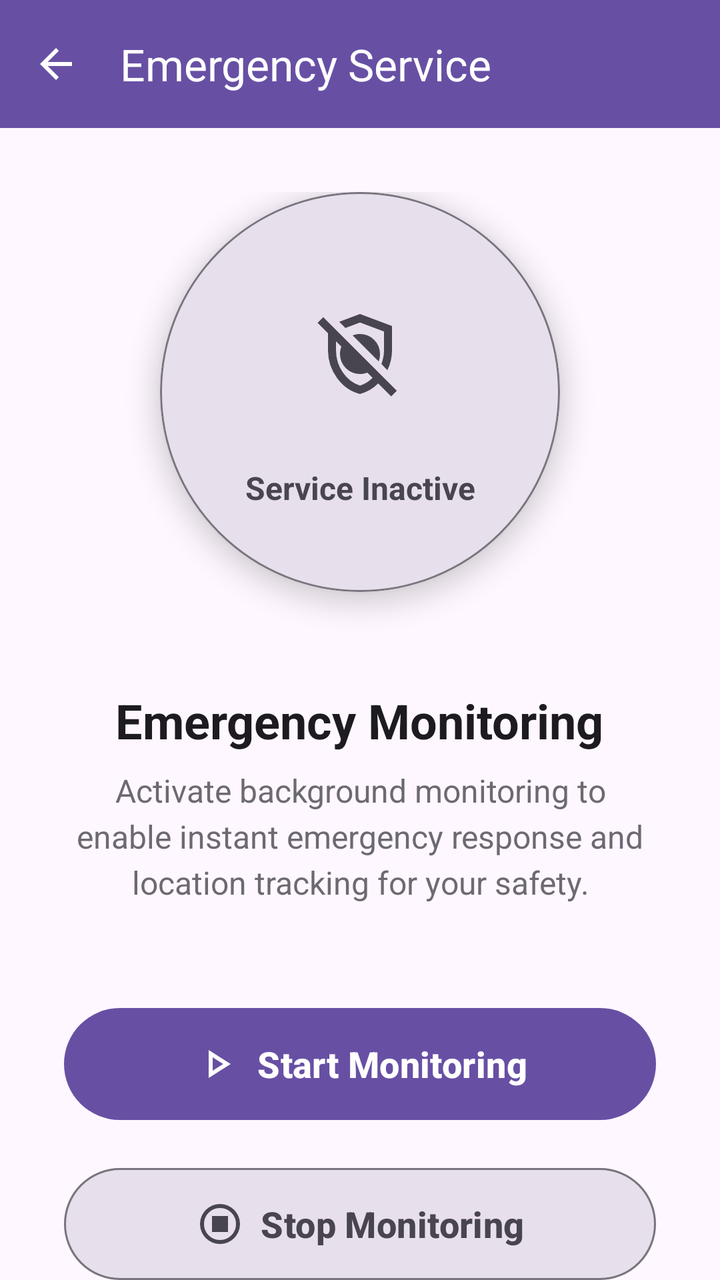
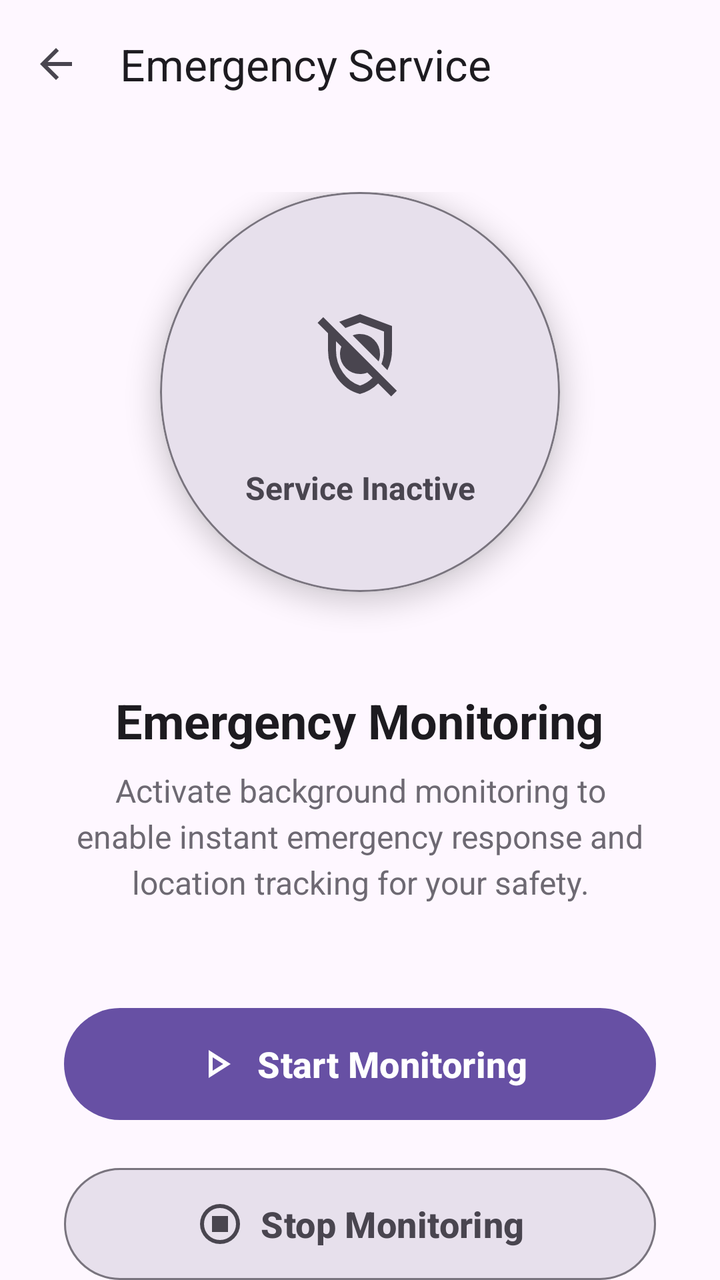

Screens rendered from an Android XML layout before and after an edit, with the pre-edit source and the edit as a unified diff.
<!-- AndroidManifest.xml: application theme Theme.SOS -->
<!-- res/layout/activity_main.xml -->
<?xml version="1.0" encoding="utf-8"?>
<androidx.constraintlayout.widget.ConstraintLayout
    xmlns:android="http://schemas.android.com/apk/res/android"
    xmlns:app="http://schemas.android.com/apk/res-auto"
    xmlns:tools="http://schemas.android.com/tools"
    android:layout_width="match_parent"
    android:layout_height="match_parent"
    android:background="?attr/colorSurface"
    tools:context=".MainActivity">

    
    <com.google.android.material.appbar.AppBarLayout
        android:id="@+id/appBarLayout"
        android:layout_width="match_parent"
        android:layout_height="wrap_content"
        android:elevation="4dp"
        app:elevation="4dp"
        app:layout_constraintEnd_toEndOf="parent"
        app:layout_constraintStart_toStartOf="parent"
        app:layout_constraintTop_toTopOf="parent">

        <com.google.android.material.appbar.MaterialToolbar
            android:id="@+id/topAppBar"
            android:layout_width="match_parent"
            android:layout_height="?attr/actionBarSize"
            android:background="?attr/colorPrimary"
            app:navigationIcon="@drawable/arrow_back"
            app:navigationIconTint="?attr/colorOnPrimary"
            app:title="Emergency Service"
            app:titleTextColor="?attr/colorOnPrimary" />

    </com.google.android.material.appbar.AppBarLayout>

    <androidx.core.widget.NestedScrollView
        android:layout_width="match_parent"
        android:layout_height="0dp"
        app:layout_constraintTop_toBottomOf="@+id/appBarLayout"
        app:layout_constraintStart_toStartOf="parent"
        app:layout_constraintEnd_toEndOf="parent"
        app:layout_constraintBottom_toBottomOf="parent">

        
        <LinearLayout
            android:layout_width="match_parent"
            android:layout_height="wrap_content"
            android:orientation="vertical"
            android:gravity="center"
            android:padding="32dp"
            app:layout_behavior="@string/appbar_scrolling_view_behavior">

            
            <com.google.android.material.card.MaterialCardView
                android:id="@+id/statusCard"
                android:layout_width="200dp"
                android:layout_height="200dp"
                android:layout_marginBottom="48dp"
                app:cardCornerRadius="100dp"
                app:cardElevation="8dp"
                app:cardBackgroundColor="?attr/colorSurfaceVariant"
                app:strokeColor="?attr/colorOutline">

                <LinearLayout
                    android:layout_width="match_parent"
                    android:layout_height="match_parent"
                    android:orientation="vertical"
                    android:gravity="center">

                    <ImageView
                        android:id="@+id/statusIcon"
                        android:layout_width="80dp"
                        android:layout_height="80dp"
                        android:src="@drawable/safety_check_off"
                        android:layout_marginBottom="16dp"
                        android:padding="16dp"
                        app:tint="?attr/colorOnSurfaceVariant" />

                    <TextView
                        android:id="@+id/statusText"
                        android:layout_width="wrap_content"
                        android:layout_height="wrap_content"
                        android:text="Service Inactive"
                        android:textSize="16sp"
                        android:textStyle="bold"
                        android:textColor="?attr/colorOnSurfaceVariant"
                        android:textAlignment="center" />

                </LinearLayout>

            </com.google.android.material.card.MaterialCardView>

            
            <LinearLayout
                android:layout_width="match_parent"
                android:layout_height="wrap_content"
                android:orientation="vertical"
                android:layout_marginBottom="48dp"
                android:gravity="center">

                <TextView
                    android:layout_width="wrap_content"
                    android:layout_height="wrap_content"
                    android:text="Emergency Monitoring"
                    android:textSize="24sp"
                    android:textStyle="bold"
                    android:textColor="?attr/colorOnSurface"
                    android:layout_marginBottom="8dp"
                    android:textAlignment="center" />

                <TextView
                    android:layout_width="match_parent"
                    android:layout_height="wrap_content"
                    android:text="Activate background monitoring to enable instant emergency response and location tracking for your safety."
                    android:textSize="16sp"
                    android:textColor="?attr/colorOnSurfaceVariant"
                    android:textAlignment="center"
                    android:lineSpacingExtra="4dp"
                    android:alpha="0.8" />

            </LinearLayout>

            
            <LinearLayout
                android:layout_width="match_parent"
                android:layout_height="wrap_content"
                android:orientation="vertical"
                android:gravity="center">

                
                <com.google.android.material.button.MaterialButton
                    android:id="@+id/start"
                    android:enabled="true"
                    android:layout_width="match_parent"
                    android:layout_height="64dp"
                    android:layout_marginBottom="16dp"
                    android:onClick="startServiceV"
                    android:text="Start Monitoring"
                    android:textSize="18sp"
                    android:textStyle="bold"
                    app:cornerRadius="32dp"
                    app:elevation="4dp"
                    app:icon="@drawable/play_arrow"
                    app:iconGravity="textStart"
                    app:iconSize="24dp"
                    android:textColor="?attr/colorOnPrimary"
                    app:backgroundTint="?attr/colorPrimary"
                    app:iconTint="?attr/colorOnPrimary"/>

                
                <com.google.android.material.button.MaterialButton
                    android:enabled="false"
                    android:id="@+id/stop"
                    android:layout_width="match_parent"
                    android:layout_height="64dp"
                    android:layout_marginBottom="32dp"
                    android:onClick="stopServiceV"
                    android:text="Stop Monitoring"
                    android:textSize="18sp"
                    android:textStyle="bold"
                    app:cornerRadius="32dp"
                    app:elevation="2dp"
                    app:icon="@drawable/stop_circle"
                    app:iconGravity="textStart"
                    app:iconSize="24dp"
                    android:textColor="?attr/colorOnSurfaceVariant"
                    app:strokeWidth="1dp"
                    app:strokeColor="?attr/colorOutline"
                    app:backgroundTint="?attr/colorSurfaceVariant"
                    app:iconTint="?attr/colorOnSurfaceVariant"/>

            </LinearLayout>

            
            <com.google.android.material.card.MaterialCardView
                android:layout_width="match_parent"
                android:layout_height="wrap_content"
                android:layout_marginTop="24dp"
                app:cardBackgroundColor="?attr/colorPrimaryContainer"
                app:cardCornerRadius="16dp"
                app:cardElevation="2dp"
                app:strokeWidth="0dp">

                <LinearLayout
                    android:layout_width="match_parent"
                    android:layout_height="wrap_content"
                    android:orientation="horizontal"
                    android:padding="20dp"
                    android:gravity="center_vertical">

                    <ImageView
                        android:layout_width="48dp"
                        android:layout_height="48dp"
                        android:src="@drawable/chat_info"
                        android:background="@drawable/info_icon_bg"
                        android:padding="12dp"
                        android:layout_marginEnd="16dp"
                        app:tint="?attr/colorOnPrimaryContainer" />

                    <LinearLayout
                        android:layout_width="0dp"
                        android:layout_height="wrap_content"
                        android:layout_weight="1"
                        android:orientation="vertical">

                        <TextView
                            android:layout_width="wrap_content"
                            android:layout_height="wrap_content"
                            android:text="Safety Tip"
                            android:textSize="16sp"
                            android:textStyle="bold"
                            android:textColor="?attr/colorOnPrimaryContainer"
                            android:layout_marginBottom="4dp" />

                        <TextView
                            android:layout_width="wrap_content"
                            android:layout_height="wrap_content"
                            android:text="Keep the service active when traveling alone or in unfamiliar areas for enhanced safety."
                            android:textSize="14sp"
                            android:textColor="?attr/colorOnPrimaryContainer"
                            android:alpha="0.8"
                            android:lineSpacingExtra="2dp" />

                    </LinearLayout>

                </LinearLayout>

            </com.google.android.material.card.MaterialCardView>

        </LinearLayout>

    </androidx.core.widget.NestedScrollView>


</androidx.constraintlayout.widget.ConstraintLayout>
<!-- resources referenced by this layout -->
<resources>
  <!-- drawable arrow_back (drawable) -->
  <vector xmlns:android="http://schemas.android.com/apk/res/android"
      android:width="24dp"
      android:height="24dp"
      android:viewportWidth="960"
      android:viewportHeight="960"
      android:tint="?attr/colorControlNormal"
      android:autoMirrored="true">
    <path
        android:fillColor="@android:color/white"
        android:pathData="M313,520L537,744L480,800L160,480L480,160L537,216L313,440L800,440L800,520L313,520Z"/>
  </vector>
  <!-- drawable chat_info (drawable) -->
  <vector xmlns:android="http://schemas.android.com/apk/res/android"
      android:width="24dp"
      android:height="24dp"
      android:viewportWidth="960"
      android:viewportHeight="960"
      android:tint="?attr/colorControlNormal"
      android:autoMirrored="true">
    <path
        android:fillColor="@android:color/white"
        android:pathData="M480,280Q497,280 508.5,268.5Q520,257 520,240Q520,223 508.5,211.5Q497,200 480,200Q463,200 451.5,211.5Q440,223 440,240Q440,257 451.5,268.5Q463,280 480,280ZM440,600L520,600L520,360L440,360L440,600ZM80,880L80,160Q80,127 103.5,103.5Q127,80 160,80L800,80Q833,80 856.5,103.5Q880,127 880,160L880,640Q880,673 856.5,696.5Q833,720 800,720L240,720L80,880ZM206,640L800,640Q800,640 800,640Q800,640 800,640L800,160Q800,160 800,160Q800,160 800,160L160,160Q160,160 160,160Q160,160 160,160L160,685L206,640ZM160,640L160,640L160,160Q160,160 160,160Q160,160 160,160L160,160Q160,160 160,160Q160,160 160,160L160,640Q160,640 160,640Q160,640 160,640Z"/>
  </vector>
  <!-- drawable info_icon_bg (drawable) -->
  <?xml version="1.0" encoding="utf-8"?>
  <shape xmlns:android="http://schemas.android.com/apk/res/android">
      <solid android:color="#30000000" />
      <corners android:radius="24dp" />
  </shape>
  <!-- drawable play_arrow (drawable) -->
  <vector xmlns:android="http://schemas.android.com/apk/res/android"
      android:width="24dp"
      android:height="24dp"
      android:viewportWidth="960"
      android:viewportHeight="960"
      android:tint="?attr/colorControlNormal">
    <path
        android:fillColor="@android:color/white"
        android:pathData="M320,760L320,200L760,480L320,760ZM400,480L400,480L400,480ZM400,614L610,480L400,346L400,614Z"/>
  </vector>
  <!-- drawable stop_circle (drawable) -->
  <vector xmlns:android="http://schemas.android.com/apk/res/android"
      android:width="24dp"
      android:height="24dp"
      android:viewportWidth="960"
      android:viewportHeight="960"
      android:tint="?attr/colorControlNormal">
    <path
        android:fillColor="@android:color/white"
        android:pathData="M320,640L640,640L640,320L320,320L320,640ZM480,880Q397,880 324,848.5Q251,817 197,763Q143,709 111.5,636Q80,563 80,480Q80,397 111.5,324Q143,251 197,197Q251,143 324,111.5Q397,80 480,80Q563,80 636,111.5Q709,143 763,197Q817,251 848.5,324Q880,397 880,480Q880,563 848.5,636Q817,709 763,763Q709,817 636,848.5Q563,880 480,880ZM480,800Q614,800 707,707Q800,614 800,480Q800,346 707,253Q614,160 480,160Q346,160 253,253Q160,346 160,480Q160,614 253,707Q346,800 480,800ZM480,480Q480,480 480,480Q480,480 480,480Q480,480 480,480Q480,480 480,480Q480,480 480,480Q480,480 480,480Q480,480 480,480Q480,480 480,480Z"/>
  </vector>
  <style name="Theme.SOS" parent="Base.Theme.SOS" />
  <style name="Base.Theme.SOS" parent="Theme.Material3.Light.NoActionBar">
          
          
  
  
  
  
  
      </style>
  <!-- unchanged entries left out for length: 1 -->
</resources>

<!-- the commit's change to res/layout/activity_main.xml (unified diff, before → after) -->
@@ -3,6 +3,7 @@
     xmlns:android="http://schemas.android.com/apk/res/android"
     xmlns:app="http://schemas.android.com/apk/res-auto"
     xmlns:tools="http://schemas.android.com/tools"
+    android:id="@+id/main"
     android:layout_width="match_parent"
     android:layout_height="match_parent"
     android:background="?attr/colorSurface"
@@ -23,11 +24,8 @@
             android:id="@+id/topAppBar"
             android:layout_width="match_parent"
             android:layout_height="?attr/actionBarSize"
-            android:background="?attr/colorPrimary"
-            app:navigationIcon="@drawable/arrow_back"
-            app:navigationIconTint="?attr/colorOnPrimary"
             app:title="Emergency Service"
-            app:titleTextColor="?attr/colorOnPrimary" />
+            app:navigationIcon="@drawable/arrow_back" />
 
     </com.google.android.material.appbar.AppBarLayout>
 
